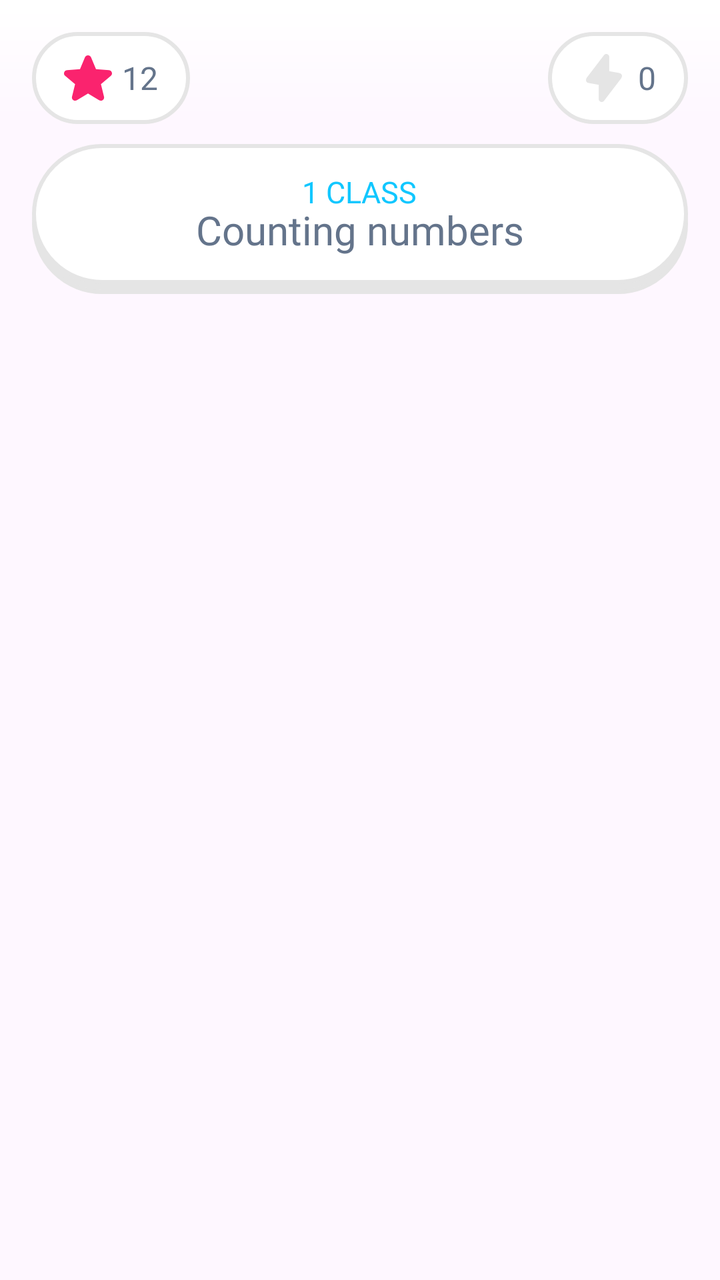
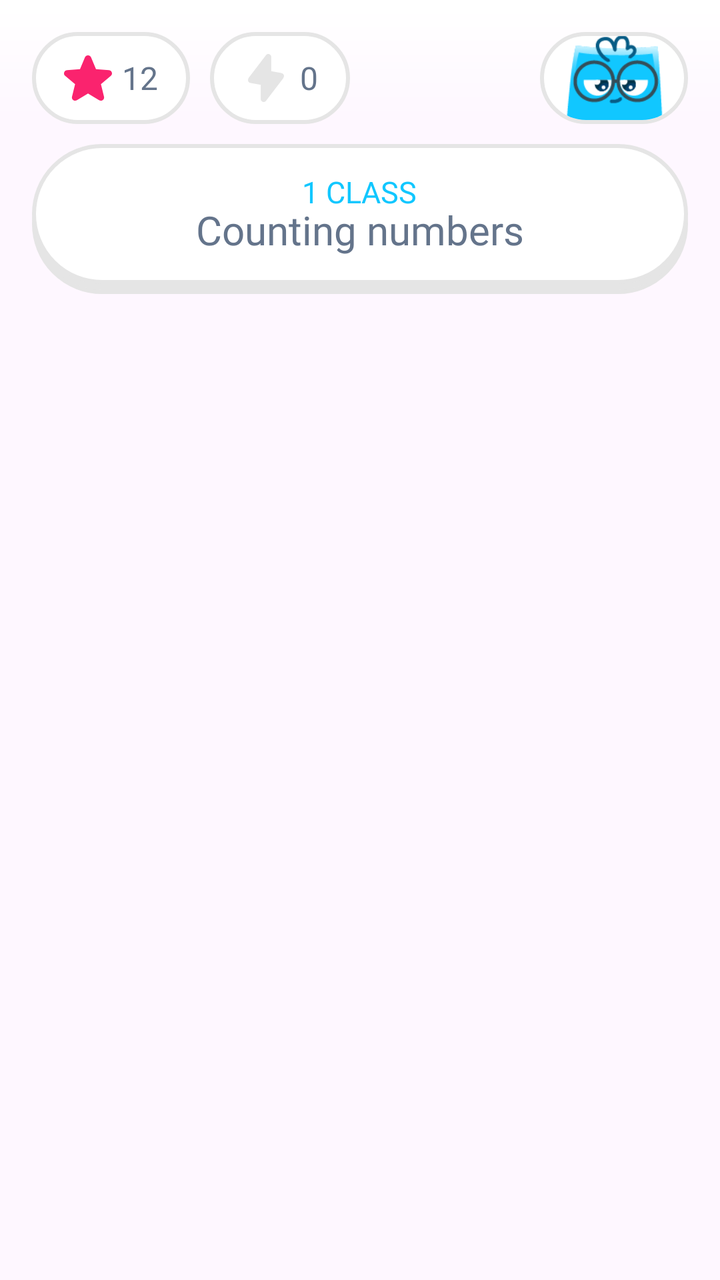

Before-and-after screenshots of an Android layout around one commit, followed by the original layout XML and the change that was made.
<!-- AndroidManifest.xml: application theme Theme.Tetragon -->
<!-- res/layout/fragment_home.xml -->
<?xml version="1.0" encoding="utf-8"?>
<androidx.constraintlayout.widget.ConstraintLayout xmlns:android="http://schemas.android.com/apk/res/android"
    xmlns:app="http://schemas.android.com/apk/res-auto"
    xmlns:tools="http://schemas.android.com/tools"
    android:layout_width="match_parent"
    android:layout_height="match_parent"
    tools:context=".fragments.HomeFragment">

    <FrameLayout
        android:id="@+id/home_content_frame"
        android:layout_width="0dp"
        android:layout_height="0dp"
        app:layout_constraintBottom_toBottomOf="parent"
        app:layout_constraintEnd_toEndOf="parent"
        app:layout_constraintStart_toStartOf="parent"
        app:layout_constraintTop_toTopOf="parent" />

    <androidx.constraintlayout.widget.ConstraintLayout
        android:id="@+id/topBar"
        android:layout_width="0dp"
        android:layout_height="wrap_content"
        android:background="@drawable/top_bar_gradient"
        android:paddingLeft="16dp"
        android:paddingTop="16dp"
        android:paddingRight="16dp"
        app:layout_constraintEnd_toEndOf="parent"
        app:layout_constraintStart_toStartOf="parent"
        app:layout_constraintTop_toTopOf="parent">

        <androidx.constraintlayout.widget.ConstraintLayout
            android:id="@+id/constraintLayout2"
            android:layout_width="wrap_content"
            android:layout_height="wrap_content"
            android:background="@drawable/custom_background"
            android:padding="6dp"
            app:layout_constraintStart_toStartOf="parent"
            app:layout_constraintTop_toTopOf="parent">

            <LinearLayout
                android:layout_width="wrap_content"
                android:layout_height="wrap_content"
                android:gravity="center"
                android:orientation="horizontal"
                android:paddingStart="10dp"
                android:paddingTop="5dp"
                android:paddingEnd="10dp"
                android:paddingBottom="5dp"
                app:layout_constraintStart_toStartOf="parent"
                app:layout_constraintTop_toTopOf="parent">

                <ImageView
                    android:id="@+id/starIcon"
                    android:layout_width="24dp"
                    android:layout_height="24dp"
                    android:src="@drawable/star" />

                <TextView
                    android:layout_width="wrap_content"
                    android:layout_height="wrap_content"
                    android:layout_marginStart="5dp"
                    android:fontFamily="@font/inter_semibold"
                    android:text="12"
                    android:textColor="@color/text_color"
                    android:textSize="16sp" />

            </LinearLayout>
        </androidx.constraintlayout.widget.ConstraintLayout>

        <androidx.constraintlayout.widget.ConstraintLayout
            android:layout_width="wrap_content"
            android:layout_height="wrap_content"
            android:background="@drawable/custom_background"
            android:padding="6dp"
            app:layout_constraintEnd_toEndOf="parent"
            app:layout_constraintTop_toTopOf="parent">

            <LinearLayout
                android:layout_width="wrap_content"
                android:layout_height="wrap_content"
                android:gravity="center"
                android:orientation="horizontal"
                android:paddingStart="10dp"
                android:paddingTop="5dp"
                android:paddingEnd="10dp"
                android:paddingBottom="5dp"
                app:layout_constraintStart_toStartOf="parent"
                app:layout_constraintTop_toTopOf="parent">

                <ImageView
                    android:id="@+id/streakIcon"
                    android:layout_width="24dp"
                    android:layout_height="24dp"
                    android:src="@drawable/streak_null" />

                <TextView
                    android:id="@+id/streakNumber"
                    android:layout_width="wrap_content"
                    android:layout_height="wrap_content"
                    android:layout_marginStart="5dp"
                    android:fontFamily="@font/inter_semibold"
                    android:text="0"
                    android:textColor="@color/text_color"
                    android:textSize="16sp" />

            </LinearLayout>
        </androidx.constraintlayout.widget.ConstraintLayout>
    </androidx.constraintlayout.widget.ConstraintLayout>

    <FrameLayout
        android:id="@+id/class_button_container"
        android:layout_width="0dp"
        android:layout_height="wrap_content"
        android:layout_marginTop="10dp"
        android:clipChildren="false"
        android:clipToPadding="false"
        android:paddingLeft="16dp"
        android:paddingRight="16dp"
        android:paddingBottom="5dp"
        app:layout_constraintEnd_toEndOf="parent"
        app:layout_constraintStart_toStartOf="parent"
        app:layout_constraintTop_toBottomOf="@+id/topBar">

        <FrameLayout
            android:id="@+id/class_btn_frame"
            android:layout_width="match_parent"
            android:layout_height="wrap_content">

            <View
                android:layout_width="match_parent"
                android:layout_height="70dp"
                android:background="@drawable/custom_button"
                android:backgroundTint="@color/gray_2"
                android:translationY="5dp" />

            <FrameLayout
                android:id="@+id/class_btn"
                android:layout_width="match_parent"
                android:layout_height="70dp"
                android:background="@drawable/custom_button"
                android:clickable="true"
                android:focusable="true"
                android:stateListAnimator="@drawable/button_animator">

                <LinearLayout
                    android:layout_width="wrap_content"
                    android:layout_height="match_parent"
                    android:layout_gravity="center"
                    android:gravity="center"
                    android:orientation="vertical">

                    <TextView
                        android:id="@+id/class_label"
                        android:layout_width="wrap_content"
                        android:layout_height="wrap_content"
                        android:layout_marginBottom="-5dp"
                        android:fontFamily="@font/inter_semibold"
                        android:text="1 CLASS"
                        android:textColor="@color/blue_2"
                        android:textSize="15sp" />

                    <TextView
                        android:id="@+id/topic_name"
                        android:layout_width="wrap_content"
                        android:layout_height="wrap_content"
                        android:fontFamily="@font/inter_semibold"
                        android:text="Counting numbers"
                        android:textColor="@color/text_color"
                        android:textSize="20sp" />
                </LinearLayout>
            </FrameLayout>
        </FrameLayout>
    </FrameLayout>

</androidx.constraintlayout.widget.ConstraintLayout>
<!-- resources referenced by this layout -->
<resources>
  <color name="blue_2">#11C7FF</color>
  <color name="gray_2">#E5E5E5</color>
  <color name="text_color">#64748b</color>
  <!-- drawable button_animator (drawable) -->
  <?xml version="1.0" encoding="utf-8"?>
  <selector xmlns:android="http://schemas.android.com/apk/res/android">
  
      
      <item android:state_pressed="true">
          <objectAnimator
              android:propertyName="translationY"
              android:valueTo="5dp"
              android:duration="0" />
      </item>
  
      
      <item>
          <objectAnimator
              android:propertyName="translationY"
              android:valueTo="0dp"
              android:duration="0" />
      </item>
  
  </selector>
  <!-- drawable custom_background (drawable) -->
  <?xml version="1.0" encoding="utf-8"?>
  <shape xmlns:android="http://schemas.android.com/apk/res/android"
      android:shape="rectangle">
      <solid android:color="#ffffff"/>
      <stroke android:color="#e5e5e5"
          android:width="2dp"/>
      <corners android:radius="40dp"/>
  </shape>
  <!-- drawable custom_button (drawable) -->
  <?xml version="1.0" encoding="utf-8"?>
  <shape xmlns:android="http://schemas.android.com/apk/res/android"
      android:shape="rectangle">
      <solid android:color="#ffffff"/>
      <stroke android:color="#e5e5e5"
          android:width="2dp"/>
      <corners android:radius="100dp"/>
  </shape>
  <!-- drawable star (drawable) -->
  <vector xmlns:android="http://schemas.android.com/apk/res/android"
      android:width="44.24dp"
      android:height="42.37dp"
      android:viewportWidth="44.24"
      android:viewportHeight="42.37">
    <path
        android:pathData="M24.94,1.89l4.55,11.07 11.93,0.9c2.72,0.21 3.82,3.6 1.74,5.36l-9.12,7.74 2.83,11.63c0.64,2.65 -2.24,4.75 -4.56,3.31l-10.18,-6.28 -10.18,6.28c-2.32,1.43 -5.21,-0.67 -4.56,-3.31l2.83,-11.63L1.08,19.23c-2.08,-1.76 -0.97,-5.16 1.74,-5.36l11.93,-0.9L19.3,1.89c1.04,-2.52 4.6,-2.52 5.64,0Z"
        android:fillColor="#fa236e"/>
  </vector>
  <!-- drawable streak_null (drawable) -->
  <vector xmlns:android="http://schemas.android.com/apk/res/android"
      android:width="31.58dp"
      android:height="41.55dp"
      android:viewportWidth="31.58"
      android:viewportHeight="41.55">
    <path
        android:pathData="M30.76,21.2l-14.94,19.39c-1.58,1.98 -4.64,0.61 -4.64,-1.42v-12.49l-8.75,-1.53c-2.87,-0.64 -2.9,-3.06 -1.62,-4.79L15.75,0.96c1.58,-1.97 4.64,-0.61 4.64,1.43v12.48l8.76,1.53c2.87,0.64 2.9,3.07 1.61,4.8Z"
        android:fillColor="@color/gray_2"/>
  </vector>
  <!-- drawable top_bar_gradient (drawable) -->
  <?xml version="1.0" encoding="utf-8"?>
  <shape xmlns:android="http://schemas.android.com/apk/res/android" android:shape="rectangle">
      <gradient
          android:startColor="@android:color/white"
          android:endColor="@android:color/transparent"
          android:angle="270" />
  </shape>
  <style name="Theme.Tetragon" parent="Base.Theme.Tetragon" />
  <style name="Base.Theme.Tetragon" parent="Theme.Material3.DayNight.NoActionBar">
          
          
          <item name="android:statusBarColor">@color/white</item>
          <item name="android:navigationBarColor">@color/white</item>
          
          <item name="android:windowLightStatusBar">true</item>
      </style>
  <color name="white">#FFFFFFFF</color>
</resources>

<!-- the commit's change to res/layout/fragment_home.xml (unified diff, before → after) -->
@@ -67,11 +67,13 @@
         </androidx.constraintlayout.widget.ConstraintLayout>
 
         <androidx.constraintlayout.widget.ConstraintLayout
+            android:id="@+id/constraintLayout6"
             android:layout_width="wrap_content"
             android:layout_height="wrap_content"
+            android:layout_marginStart="10dp"
             android:background="@drawable/custom_background"
             android:padding="6dp"
-            app:layout_constraintEnd_toEndOf="parent"
+            app:layout_constraintStart_toEndOf="@+id/constraintLayout2"
             app:layout_constraintTop_toTopOf="parent">
 
             <LinearLayout
@@ -104,6 +106,42 @@
 
             </LinearLayout>
         </androidx.constraintlayout.widget.ConstraintLayout>
+
+
+        <androidx.constraintlayout.widget.ConstraintLayout
+            android:id="@+id/chatContainer"
+            android:layout_width="wrap_content"
+            android:layout_height="wrap_content"
+            android:background="@drawable/custom_background"
+            android:padding="2dp"
+            app:layout_constraintEnd_toEndOf="parent"
+            app:layout_constraintTop_toTopOf="parent">
+
+            <androidx.cardview.widget.CardView
+                android:layout_width="70dp"
+                android:layout_height="42dp"
+                app:cardBackgroundColor="@android:color/transparent"
+                app:cardCornerRadius="25dp"
+                app:cardElevation="0dp"
+                app:cardPreventCornerOverlap="false"
+                app:layout_constraintBottom_toBottomOf="parent"
+                app:layout_constraintEnd_toEndOf="parent"
+                app:layout_constraintStart_toStartOf="parent"
+                app:layout_constraintTop_toTopOf="parent">
+
+                <ImageView
+                    android:id="@+id/chat"
+                    android:layout_width="match_parent"
+                    android:layout_height="match_parent"
+                    android:paddingLeft="3dp"
+                    android:paddingRight="5dp"
+                    android:scaleType="centerCrop"
+                    android:src="@drawable/chat_mr_square" />
+
+            </androidx.cardview.widget.CardView>
+
+        </androidx.constraintlayout.widget.ConstraintLayout>
+
     </androidx.constraintlayout.widget.ConstraintLayout>
 
     <FrameLayout
@@ -170,5 +208,4 @@
             </FrameLayout>
         </FrameLayout>
     </FrameLayout>
-
 </androidx.constraintlayout.widget.ConstraintLayout>
<!-- resource entries referenced after the edit -->
@@ -24,6 +24,7 @@
       </item>
   
   </selector>
+  <!-- drawable chat_mr_square: png bitmap (drawable, 6576 bytes) -->
   <!-- drawable custom_background (drawable) -->
   <?xml version="1.0" encoding="utf-8"?>
   <shape xmlns:android="http://schemas.android.com/apk/res/android"
